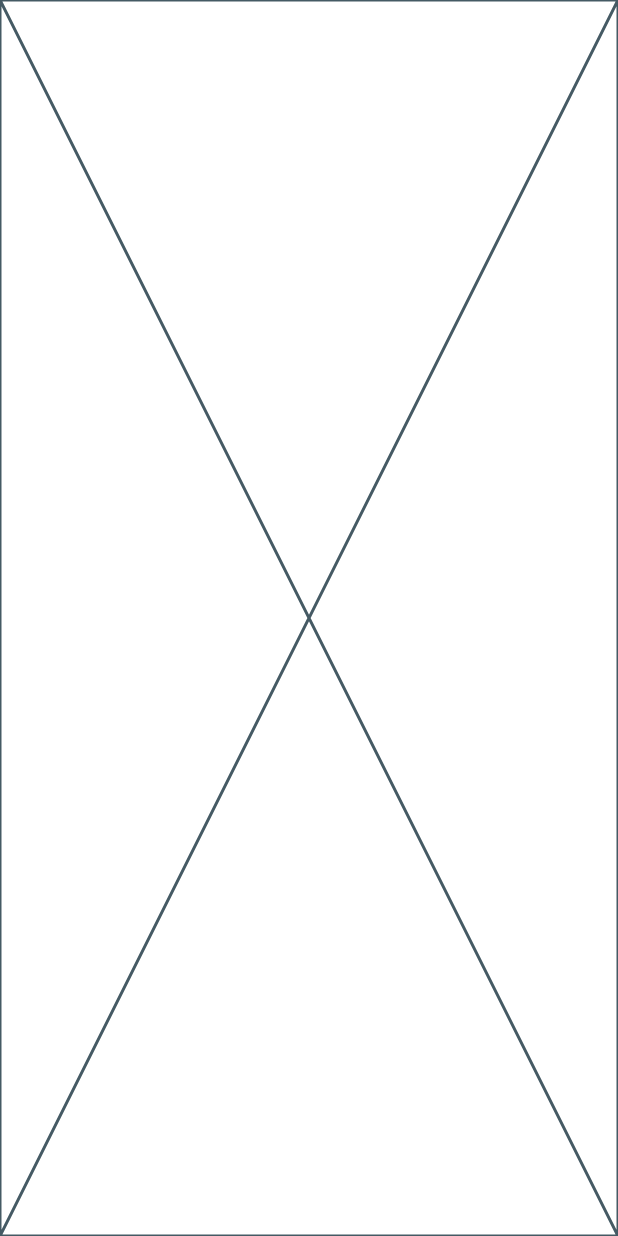
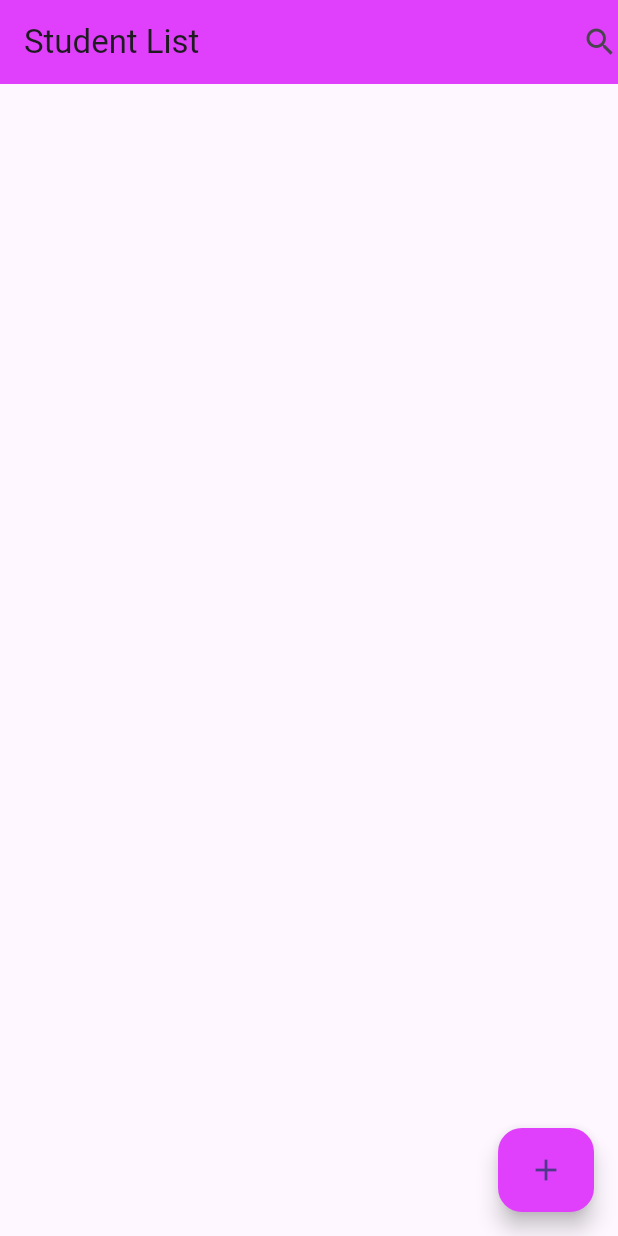
Before and after one commit to Navendu-cyber/student-management-getx, a Flutter app: the screen it shows after launch, on a phone screen of 412 x 824 dp. Run offline on Flutter 3.47's test engine with Material 3 defaults, Android fonts, the phone set to English and light mode, and no system bars; our stand-ins replace get, hive, hive_flutter; accounts and stored records are empty.

```diff
--- a/lib/controllers.dart/student_controller.dart
+++ b/lib/controllers/student_controller.dart
@@ -3,4 +3,10 @@ import 'package:test/modules/models/student_model.dart';
 
 class StudentController extends GetxController {
   var students = <StudentModel>[].obs;
+
+  @override
+  void onInit() {
+
+    super.onInit();
+  }
 }
--- a/lib/main.dart
+++ b/lib/main.dart
@@ -2,8 +2,8 @@ import 'package:flutter/material.dart';
 import 'package:test/screens/homescreen.dart';
 
 void main() {
+  WidgetsFlutterBinding.ensureInitialized();
   runApp(TodoApp());
-
 }
 
 class TodoApp extends StatelessWidget {
@@ -13,7 +13,14 @@ class TodoApp extends StatelessWidget {
   Widget build(BuildContext context) {
     return MaterialApp(
       title: 'Todo App',
-      theme: ThemeData(primarySwatch: Colors.blue),
+      theme: ThemeData(
+        primarySwatch: Colors.purple,
+        floatingActionButtonTheme: FloatingActionButtonThemeData(
+          backgroundColor: Colors.purpleAccent,
+        ),
+      ),
+
+      debugShowCheckedModeBanner: false,
       home: Homescreen(),
     );
   }
--- a/lib/screens/homescreen.dart
+++ b/lib/screens/homescreen.dart
@@ -5,6 +5,16 @@ class Homescreen extends StatelessWidget {
 
   @override
   Widget build(BuildContext context) {
-    return const Placeholder();
+    return Scaffold(
+      appBar: AppBar(
+        title: Text('Student List '),
+        actions: [Icon(Icons.search)],
+        backgroundColor: Colors.purpleAccent,
+      ),
+      floatingActionButton: FloatingActionButton.extended(
+        onPressed: () {},
+        label: Icon(Icons.add),
+      ),
+    );
   }
 }
--- a/pubspec.yaml
+++ b/pubspec.yaml
@@ -36,6 +36,11 @@ dependencies:
   cupertino_icons: ^1.0.8
   http: ^1.5.0
   get: ^4.7.2
+  hive: ^2.2.3
+  hive_generator: ^2.0.1
+  build_runner: ^2.4.13
+  hive_flutter: ^1.1.0
+  analyzer: ^6.4.1
 
 dev_dependencies:
   flutter_test:
```
Also changed, not shown: lib/database/hive_setup.dart (added, +7 -0 lines), lib/modules/models/student_model.dart (+18 -1 lines), lib/modules/models/student_model.g.dart (added), pubspec.lock, 1 other file.
